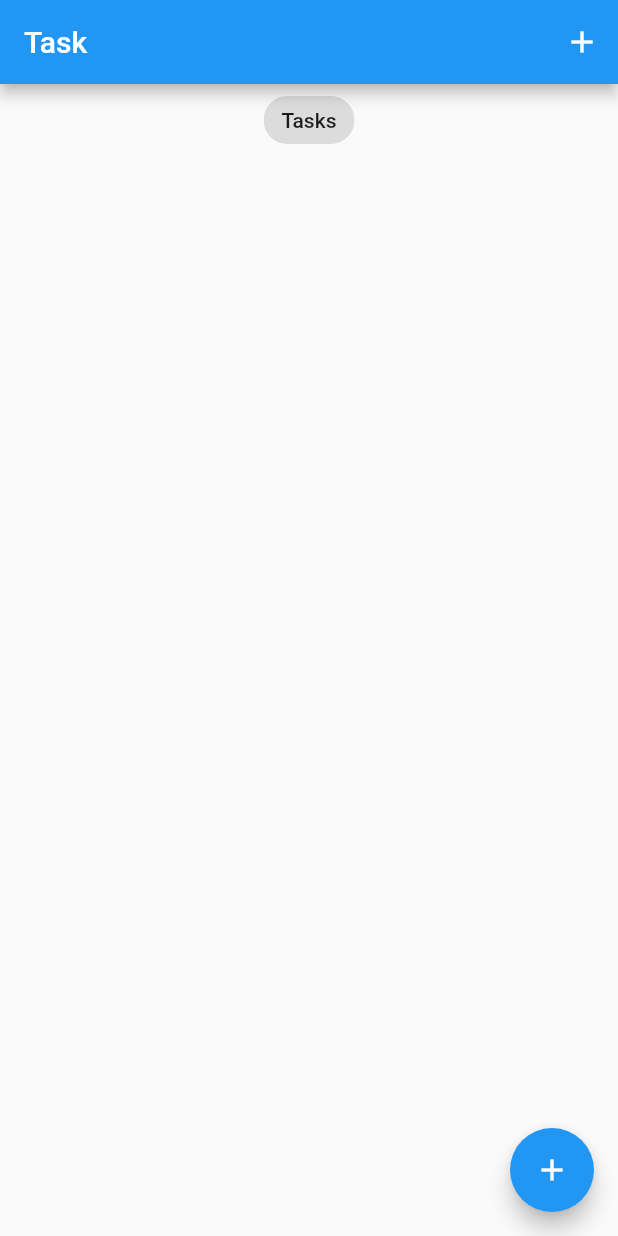
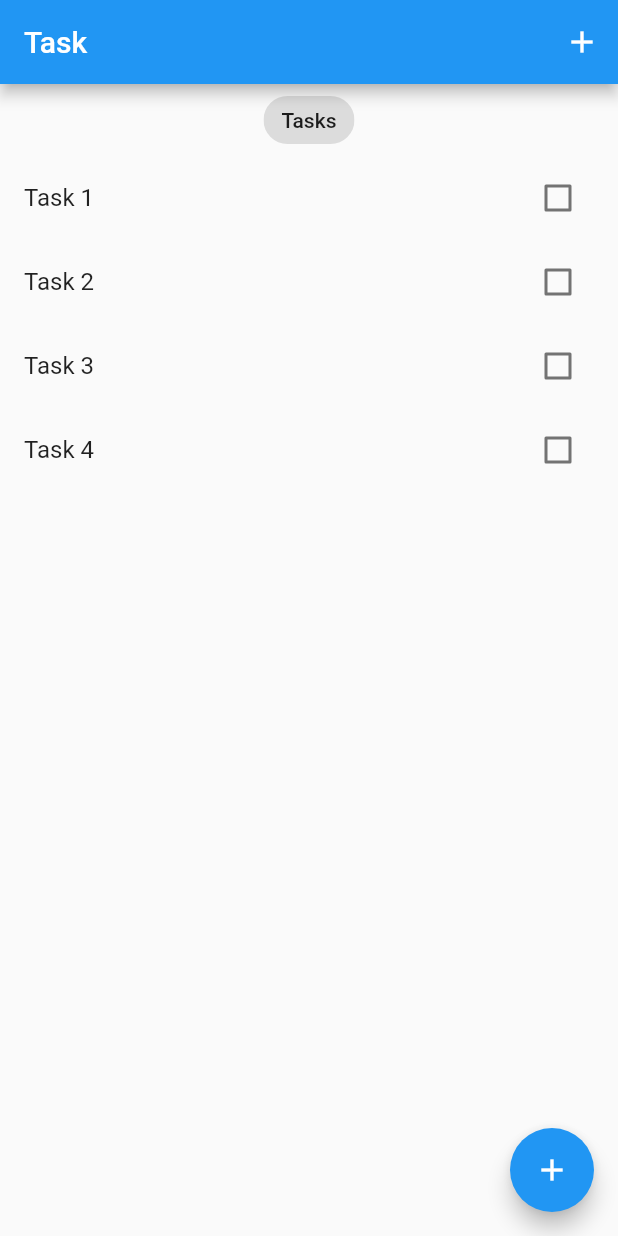
Before and after one commit to alxayeed/bloc-task, a Flutter app: the screen it shows after launch, on a phone screen of 412 x 824 dp. Run offline on Flutter 3.47's test engine with Material 2 defaults, Android fonts, the phone set to English and light mode, and no system bars; our stand-ins replace equatable.

Commit message:
Update: dummy task list added to the ui

```diff
--- a/lib/data/models/task.dart
+++ b/lib/data/models/task.dart
@@ -1,5 +1,6 @@
 import 'package:equatable/equatable.dart';
 
+// ignore: must_be_immutable
 class Task extends Equatable {
   final String id;
   final String title;
--- a/lib/main.dart
+++ b/lib/main.dart
@@ -16,7 +16,7 @@ class MyApp extends StatelessWidget {
       theme: ThemeData(
         primarySwatch: Colors.blue,
       ),
-      home: const TaskScreen(),
+      home: TaskScreen(),
     );
   }
 }
--- a/lib/presentation/screens/task_screen.dart
+++ b/lib/presentation/screens/task_screen.dart
@@ -1,7 +1,16 @@
 import 'package:flutter/material.dart';
 
+import '../../data/models/task.dart';
+
 class TaskScreen extends StatelessWidget {
-  const TaskScreen({Key? key}) : super(key: key);
+  TaskScreen({Key? key}) : super(key: key);
+
+  final List<Task> allTask = [
+    Task(id: "id1", title: "Task 1"),
+    Task(id: "id2", title: "Task 2"),
+    Task(id: "id3", title: "Task 3"),
+    Task(id: "id4", title: "Task 4"),
+  ];
 
   @override
   Widget build(BuildContext context) {
@@ -16,10 +25,25 @@ class TaskScreen extends StatelessWidget {
           ],
         ),
         body: Column(
-          children: const [
-            Center(
+          children: [
+            const Center(
               child: Chip(label: Text('Tasks')),
-            )
+            ),
+            Expanded(
+              child: ListView.builder(
+                itemCount: allTask.length,
+                itemBuilder: (context, index) {
+                  Task task = allTask[index];
+                  return ListTile(
+                    title: Text(task.title),
+                    trailing: Checkbox(
+                      value: false,
+                      onChanged: (bool? value) {},
+                    ),
+                  );
+                },
+              ),
+            ),
           ],
         ),
         floatingActionButton: FloatingActionButton(
```
